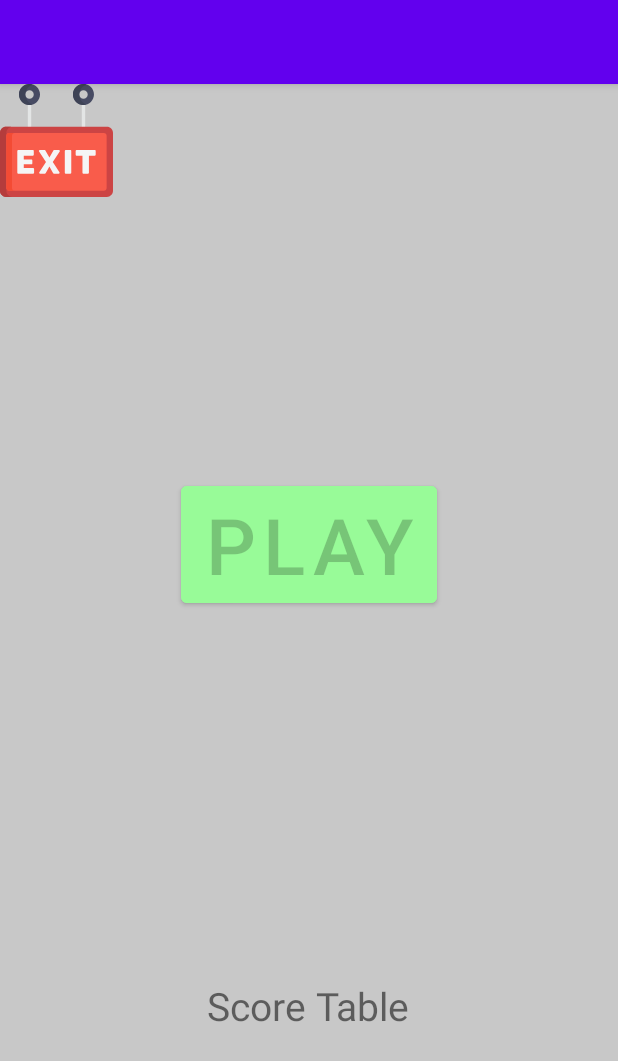
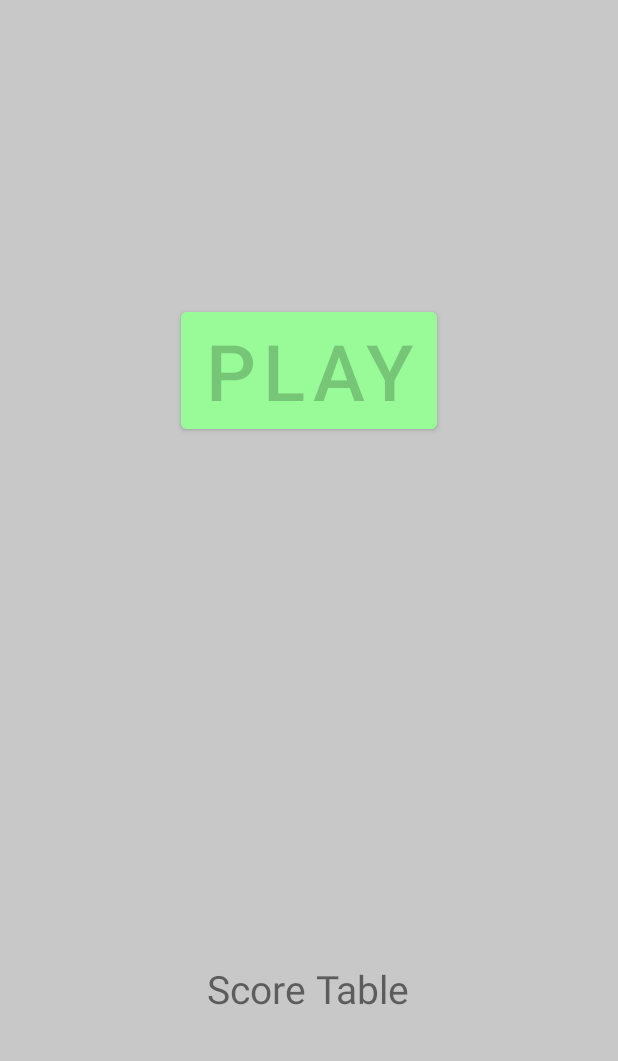
Before and after one commit to tamirReznik/Mobile_HW1, an Android app: the screen it shows after launch (MainActivity), on a phone screen of 412 x 824 dp. Shown: the top 1061 px of the screen. Run offline under Robolectric (Android 15) with nearby library versions, the light colour scheme and no system bars.

Commit message:
HW1 - done + main screen TODO - 1. Fit to any smartphone screen - done 2. (HW2) score table

```diff
--- a/app/src/main/java/com/college/mobile_hw1/MainActivity.java
+++ b/app/src/main/java/com/college/mobile_hw1/MainActivity.java
@@ -49,17 +49,11 @@ public class MainActivity extends AppCompatActivity {
         setContentView(R.layout.activity_main);
         play();
         scoreTable();
-        exit();
-
 
     }
 
     private void scoreTable() {
 //TODO - Create score table
-    }
-
-    private void exit() {
-        findViewById(R.id.main_IMG_exit).setOnClickListener((View v) -> finish());
     }
 
     public void play() {
--- a/app/src/main/res/layout/activity_main.xml
+++ b/app/src/main/res/layout/activity_main.xml
@@ -3,32 +3,16 @@
     xmlns:tools="http://schemas.android.com/tools"
     android:layout_width="match_parent"
     android:layout_height="match_parent"
-    android:background="@color/gary_background"
+    android:background="@color/gray_background"
     android:orientation="vertical"
-    android:weightSum="1"
     tools:context=".MainActivity">
+
+
 
     <RelativeLayout
         android:layout_width="match_parent"
         android:layout_height="0dp"
-        android:layout_weight=".2"
-        android:orientation="horizontal">
-
-        <ImageView
-            android:id="@+id/main_IMG_exit"
-            android:layout_width="wrap_content"
-            android:layout_height="wrap_content"
-            android:layout_alignParentStart="true"
-            android:layout_alignParentTop="true"
-            android:contentDescription="@string/description"
-            android:src="@drawable/exit" />
-
-    </RelativeLayout>
-
-    <RelativeLayout
-        android:layout_width="match_parent"
-        android:layout_height="0dp"
-        android:layout_weight=".4"
+        android:layout_weight=".6"
         android:orientation="horizontal">
 
         <Button
@@ -39,7 +23,7 @@
             android:layout_centerVertical="true"
             android:backgroundTint="@color/green_play_background"
             android:text="@string/main_BTN_play"
-            android:textColor="@color/gary_background"
+            android:textColor="@color/gray_background"
             android:textSize="52sp" />
 
 
--- a/app/src/main/res/layout/activity_winner.xml
+++ b/app/src/main/res/layout/activity_winner.xml
@@ -3,7 +3,7 @@
     xmlns:tools="http://schemas.android.com/tools"
     android:layout_width="match_parent"
     android:layout_height="match_parent"
-    android:background="@color/gary_background"
+    android:background="@color/gray_background"
     tools:context=".WinnerActivity">
 
     <TextView
--- a/app/src/main/res/values-night/themes.xml
+++ b/app/src/main/res/values-night/themes.xml
@@ -1,6 +1,6 @@
 <resources xmlns:tools="http://schemas.android.com/tools">
     <!-- Base application theme. -->
-    <style name="Theme.Mobile_HW1" parent="Theme.MaterialComponents.DayNight.DarkActionBar">
+    <style name="Theme.Mobile_HW1" parent="Theme.MaterialComponents.DayNight.NoActionBar">
         <!-- Primary brand color. -->
         <item name="colorPrimary">@color/purple_200</item>
         <item name="colorPrimaryVariant">@color/purple_700</item>
--- a/app/src/main/res/values/colors.xml
+++ b/app/src/main/res/values/colors.xml
@@ -7,7 +7,7 @@
     <color name="teal_700">#FF018786</color>
     <color name="black">#FF000000</color>
     <color name="white">#FFFFFFFF</color>
-    <color name="gary_background">#37000000</color>
+    <color name="gray_background">#37000000</color>
     <color name="green_play_background">#98FB98</color>
         >
 </resources>
--- a/app/src/main/res/values/themes.xml
+++ b/app/src/main/res/values/themes.xml
@@ -1,6 +1,6 @@
 <resources xmlns:tools="http://schemas.android.com/tools">
     <!-- Base application theme. -->
-    <style name="Theme.Mobile_HW1" parent="Theme.MaterialComponents.DayNight.DarkActionBar">
+    <style name="Theme.Mobile_HW1" parent="Theme.MaterialComponents.DayNight.NoActionBar">
         <!-- Primary brand color. -->
         <item name="colorPrimary">@color/purple_500</item>
         <item name="colorPrimaryVariant">@color/purple_700</item>
```
Also changed, not shown: app/src/main/java/com/college/mobile_hw1/GameActivity.java (+49 -35 lines), app/src/main/java/com/college/mobile_hw1/WinnerActivity.java (+6 -5 lines), app/src/main/res/layout/activity_game.xml (+3 -4 lines).
